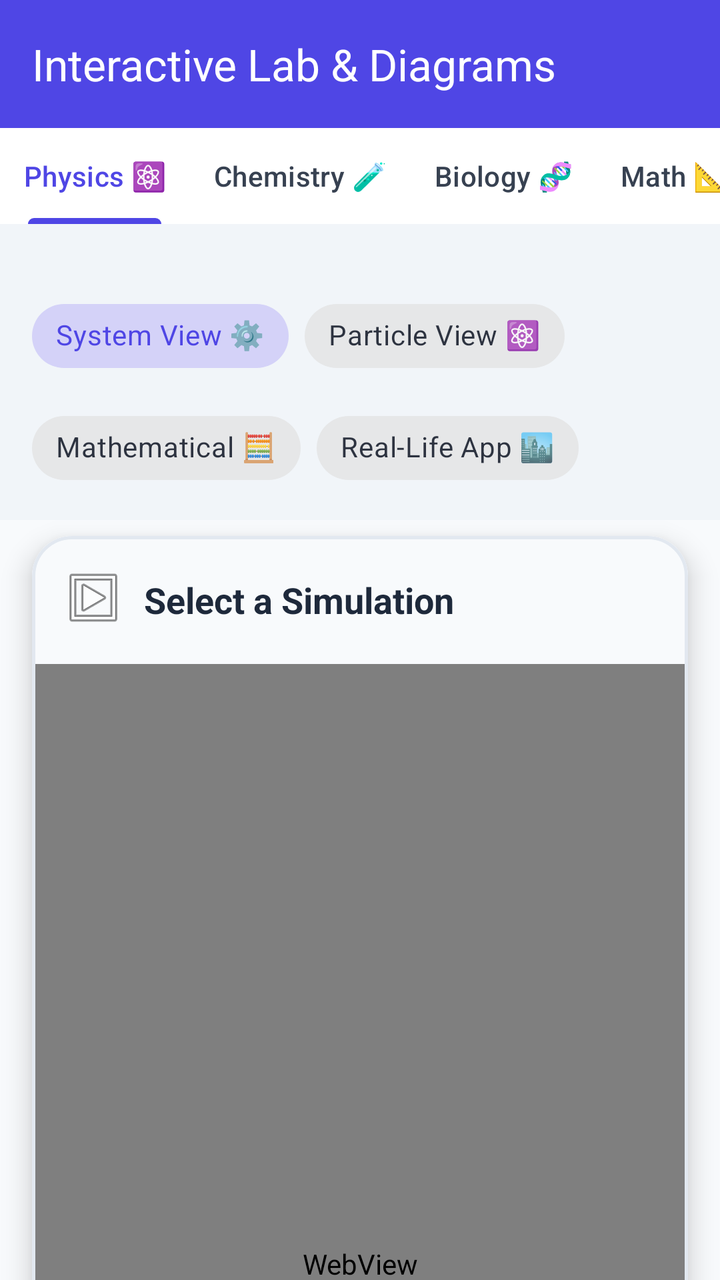
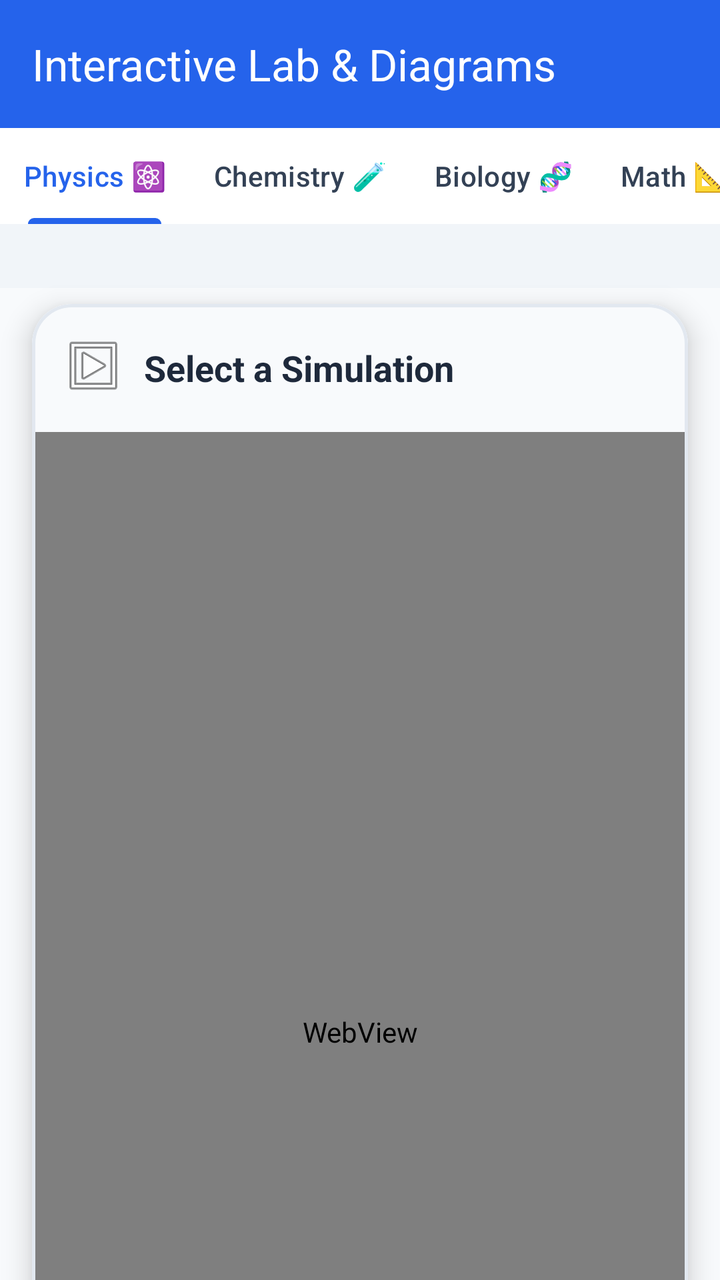

Before-and-after screenshots of an Android layout around one commit, followed by the original layout XML and the change that was made.
<!-- AndroidManifest.xml: application theme Theme.TestApp -->
<!-- res/layout/activity_visualizer.xml -->
<?xml version="1.0" encoding="utf-8"?>
<androidx.coordinatorlayout.widget.CoordinatorLayout xmlns:android="http://schemas.android.com/apk/res/android"
    xmlns:app="http://schemas.android.com/apk/res-auto"
    xmlns:tools="http://schemas.android.com/tools"
    android:layout_width="match_parent"
    android:layout_height="match_parent"
    android:background="#F8FAFC">

    <com.google.android.material.appbar.AppBarLayout
        android:layout_width="match_parent"
        android:layout_height="wrap_content"
        android:background="?attr/colorPrimary">
        <androidx.appcompat.widget.Toolbar
            android:id="@+id/toolbar"
            android:layout_width="match_parent"
            android:layout_height="?attr/actionBarSize"
            app:title="Interactive Lab &amp; Diagrams"
            app:titleTextColor="@android:color/white" />
    </com.google.android.material.appbar.AppBarLayout>

    <androidx.core.widget.NestedScrollView
        android:layout_width="match_parent"
        android:layout_height="match_parent"
        android:fillViewport="true"
        android:clipToPadding="false"
        android:paddingBottom="100dp"
        app:layout_behavior="@string/appbar_scrolling_view_behavior">

        <LinearLayout
            android:layout_width="match_parent"
            android:layout_height="wrap_content"
            android:orientation="vertical">

            
            <com.google.android.material.tabs.TabLayout
                android:id="@+id/subjectTabs"
                android:layout_width="match_parent"
                android:layout_height="wrap_content"
                app:tabMode="scrollable"
                app:tabGravity="fill"
                android:background="@android:color/white"
                app:tabSelectedTextColor="?attr/colorPrimary"
                app:tabIndicatorColor="?attr/colorPrimary"
                app:tabIndicatorHeight="3dp"
                app:tabTextAppearance="@style/TextAppearance.MaterialComponents.Subtitle2">
                <com.google.android.material.tabs.TabItem android:text="Physics ⚛️" />
                <com.google.android.material.tabs.TabItem android:text="Chemistry 🧪" />
                <com.google.android.material.tabs.TabItem android:text="Biology 🧬" />
                <com.google.android.material.tabs.TabItem android:text="Math 📐" />
                <com.google.android.material.tabs.TabItem android:text="English 📖" />
                <com.google.android.material.tabs.TabItem android:text="Around You 🏙️" />
                <com.google.android.material.tabs.TabItem android:text="What If? 🤔" />
                <com.google.android.material.tabs.TabItem android:text="Real Data 📊" />
                <com.google.android.material.tabs.TabItem android:text="Micro-Animations 🎥" />
                <com.google.android.material.tabs.TabItem android:text="Real-World Errors ⚠️" />
            </com.google.android.material.tabs.TabLayout>

            
            <HorizontalScrollView
                android:layout_width="match_parent"
                android:layout_height="wrap_content"
                android:paddingVertical="16dp"
                android:clipToPadding="false"
                android:paddingHorizontal="16dp"
                android:scrollbars="none"
                android:background="#F1F5F9"
                android:overScrollMode="always">
                <LinearLayout
                    android:id="@+id/simButtonsContainer"
                    android:layout_width="wrap_content"
                    android:layout_height="wrap_content"
                    android:orientation="horizontal"
                    android:gravity="center_vertical" />
            </HorizontalScrollView>

            
            <com.google.android.material.chip.ChipGroup
                android:id="@+id/viewAngleGroup"
                android:layout_width="match_parent"
                android:layout_height="wrap_content"
                android:paddingHorizontal="16dp"
                android:paddingBottom="12dp"
                app:singleSelection="true"
                app:selectionRequired="true"
                android:background="#F1F5F9">
                <com.google.android.material.chip.Chip
                    android:id="@+id/chipSystem"
                    style="@style/Widget.MaterialComponents.Chip.Choice"
                    android:layout_width="wrap_content"
                    android:layout_height="wrap_content"
                    android:text="System View ⚙️"
                    android:checked="true" />
                <com.google.android.material.chip.Chip
                    android:id="@+id/chipParticle"
                    style="@style/Widget.MaterialComponents.Chip.Choice"
                    android:layout_width="wrap_content"
                    android:layout_height="wrap_content"
                    android:text="Particle View ⚛️" />
                <com.google.android.material.chip.Chip
                    android:id="@+id/chipEquation"
                    style="@style/Widget.MaterialComponents.Chip.Choice"
                    android:layout_width="wrap_content"
                    android:layout_height="wrap_content"
                    android:text="Mathematical 🧮" />
                <com.google.android.material.chip.Chip
                    android:id="@+id/chipRealLife"
                    style="@style/Widget.MaterialComponents.Chip.Choice"
                    android:layout_width="wrap_content"
                    android:layout_height="wrap_content"
                    android:text="Real-Life App 🏙️" />
            </com.google.android.material.chip.ChipGroup>

            
            <com.google.android.material.card.MaterialCardView
                android:layout_width="match_parent"
                android:layout_height="wrap_content"
                android:layout_marginHorizontal="16dp"
                android:layout_marginVertical="8dp"
                app:cardCornerRadius="20dp"
                app:cardElevation="8dp"
                app:strokeWidth="1.5dp"
                app:strokeColor="#E2E8F0">

                <LinearLayout
                    android:layout_width="match_parent"
                    android:layout_height="wrap_content"
                    android:orientation="vertical">

                    <TextView
                        android:id="@+id/tvSimTitle"
                        android:layout_width="match_parent"
                        android:layout_height="wrap_content"
                        android:padding="16dp"
                        android:text="Select a Simulation"
                        android:textStyle="bold"
                        android:textSize="18sp"
                        android:background="#F8FAFC"
                        android:textColor="#1E293B"
                        android:drawableStart="@android:drawable/ic_menu_slideshow"
                        android:drawablePadding="8dp"
                        android:gravity="center_vertical" />

                    
                    <WebView
                        android:id="@+id/webViewVisualizer"
                        android:layout_width="match_parent"
                        android:layout_height="600dp"
                        android:background="@android:color/white"
                        tools:ignore="WebViewLayout" />

                    
                    <LinearLayout
                        android:layout_width="match_parent"
                        android:layout_height="wrap_content"
                        android:orientation="vertical"
                        android:padding="24dp"
                        android:background="#FFFFFF">

                        <TextView
                            android:layout_width="wrap_content"
                            android:layout_height="wrap_content"
                            android:text="🔬 Lab Analysis &amp; Data"
                            android:textColor="?attr/colorPrimary"
                            android:textStyle="bold"
                            android:textSize="20sp" />

                        <TextView
                            android:id="@+id/tvLabInstructions"
                            android:layout_width="match_parent"
                            android:layout_height="wrap_content"
                            android:layout_marginTop="16dp"
                            android:text="Take control of the simulation above. Interact with the elements to see how variables like force, mass, and energy interact in real-time. Use the 'View Modes' to see the difference between macroscopic systems and microscopic particles."
                            android:textColor="#334155"
                            android:lineSpacingExtra="6dp"
                            android:textSize="16sp" />

                        <View
                            android:layout_width="match_parent"
                            android:layout_height="1.5dp"
                            android:background="#F1F5F9"
                            android:layout_marginVertical="24dp" />

                        <LinearLayout
                            android:layout_width="match_parent"
                            android:layout_height="wrap_content"
                            android:orientation="horizontal"
                            android:gravity="center_vertical">
                            <TextView
                                android:layout_width="wrap_content"
                                android:layout_height="wrap_content"
                                android:text="💡"
                                android:textSize="24sp" />
                            <TextView
                                android:layout_width="wrap_content"
                                android:layout_height="wrap_content"
                                android:layout_marginStart="12dp"
                                android:text="Smart Student Strategy"
                                android:textColor="#059669"
                                android:textStyle="bold"
                                android:textSize="16sp" />
                        </LinearLayout>

                        <TextView
                            android:layout_width="match_parent"
                            android:layout_height="wrap_content"
                            android:layout_marginTop="8dp"
                            android:text="To master this topic, try to predict what happens before you move a slider! For example, if you increase 'Pressure', does the 'Volume' decrease? Thinking ahead is what makes a student smart."
                            android:textColor="#059669"
                            android:lineSpacingExtra="4dp"
                            android:textSize="14sp"
                            android:textStyle="italic" />

                    </LinearLayout>
                </LinearLayout>
            </com.google.android.material.card.MaterialCardView>

            
            <View
                android:layout_width="match_parent"
                android:layout_height="60dp" />

        </LinearLayout>
    </androidx.core.widget.NestedScrollView>

</androidx.coordinatorlayout.widget.CoordinatorLayout>
<!-- resources referenced by this layout -->
<resources>
  <style name="Theme.TestApp" parent="Base.Theme.TestApp" />
  <style name="Base.Theme.TestApp" parent="Theme.Material3.DayNight.NoActionBar">
          
          <item name="colorPrimary">@color/blue_600</item>
          <item name="colorOnPrimary">@color/white</item>
          <item name="colorPrimaryContainer">@color/blue_500</item>
          <item name="colorOnPrimaryContainer">@color/white</item>
  
          
          <item name="colorSecondary">@color/slate_700</item>
          <item name="colorOnSecondary">@color/white</item>
          <item name="colorSecondaryContainer">#E0E7FF</item>
          <item name="colorOnSecondaryContainer">@color/blue_600</item>
  
          
          <item name="android:windowBackground">@color/slate_50</item>
          <item name="colorSurface">@color/white</item>
          <item name="colorOnSurface">@color/slate_900</item>
          <item name="colorSurfaceVariant">#F3F4F6</item>
          <item name="colorOnSurfaceVariant">@color/slate_700</item>
          <item name="colorOutline">@color/slate_200</item>
  
          
          <item name="android:textColorPrimary">@color/slate_900</item>
          <item name="android:textColorSecondary">@color/slate_500</item>
  
          
          <item name="android:statusBarColor">@color/white</item>
          <item name="android:windowLightStatusBar">true</item>
  
          
          <item name="itemIconTint">@color/nav_item_colors</item>
          <item name="itemTextColor">@color/nav_item_colors</item>
      </style>
  <color name="blue_600">@color/primary_indigo</color>
  <color name="white">#FFFFFFFF</color>
  <color name="blue_500">#6366F1</color>
  <color name="slate_700">#374151</color>
  <color name="slate_50">@color/background_off_white</color>
  <color name="slate_900">@color/text_primary_dark</color>
  <color name="slate_200">@color/border_light_grey</color>
  <color name="slate_500">@color/text_secondary_grey</color>
  <color name="primary_indigo">#4F46E5</color>
  <color name="background_off_white">#F9FAFB</color>
  <color name="text_primary_dark">#111827</color>
  <color name="border_light_grey">#E5E7EB</color>
  <color name="text_secondary_grey">#6B7280</color>
</resources>

<!-- the commit's change to res/layout/activity_visualizer.xml (unified diff, before → after) -->
@@ -23,7 +23,6 @@
         android:layout_height="match_parent"
         android:fillViewport="true"
         android:clipToPadding="false"
-        android:paddingBottom="100dp"
         app:layout_behavior="@string/appbar_scrolling_view_behavior">
 
         <LinearLayout
@@ -74,43 +73,6 @@
             </HorizontalScrollView>
 
             
-            <com.google.android.material.chip.ChipGroup
-                android:id="@+id/viewAngleGroup"
-                android:layout_width="match_parent"
-                android:layout_height="wrap_content"
-                android:paddingHorizontal="16dp"
-                android:paddingBottom="12dp"
-                app:singleSelection="true"
-                app:selectionRequired="true"
-                android:background="#F1F5F9">
-                <com.google.android.material.chip.Chip
-                    android:id="@+id/chipSystem"
-                    style="@style/Widget.MaterialComponents.Chip.Choice"
-                    android:layout_width="wrap_content"
-                    android:layout_height="wrap_content"
-                    android:text="System View ⚙️"
-                    android:checked="true" />
-                <com.google.android.material.chip.Chip
-                    android:id="@+id/chipParticle"
-                    style="@style/Widget.MaterialComponents.Chip.Choice"
-                    android:layout_width="wrap_content"
-                    android:layout_height="wrap_content"
-                    android:text="Particle View ⚛️" />
-                <com.google.android.material.chip.Chip
-                    android:id="@+id/chipEquation"
-                    style="@style/Widget.MaterialComponents.Chip.Choice"
-                    android:layout_width="wrap_content"
-                    android:layout_height="wrap_content"
-                    android:text="Mathematical 🧮" />
-                <com.google.android.material.chip.Chip
-                    android:id="@+id/chipRealLife"
-                    style="@style/Widget.MaterialComponents.Chip.Choice"
-                    android:layout_width="wrap_content"
-                    android:layout_height="wrap_content"
-                    android:text="Real-Life App 🏙️" />
-            </com.google.android.material.chip.ChipGroup>
-
-            
             <com.google.android.material.card.MaterialCardView
                 android:layout_width="match_parent"
                 android:layout_height="wrap_content"
@@ -149,68 +111,17 @@
                         tools:ignore="WebViewLayout" />
 
                     
-                    <LinearLayout
+                    <TextView
+                        android:id="@+id/tvLabInstructions"
                         android:layout_width="match_parent"
                         android:layout_height="wrap_content"
-                        android:orientation="vertical"
-                        android:padding="24dp"
-                        android:background="#FFFFFF">
+                        android:padding="16dp"
+                        android:text="@string/lab_instructions_placeholder"
+                        android:textSize="14sp"
+                        android:background="#F1F5F9"
+                        android:textColor="#475569"
+                        android:lineSpacingExtra="4dp" />
 
-                        <TextView
-                            android:layout_width="wrap_content"
-                            android:layout_height="wrap_content"
-                            android:text="🔬 Lab Analysis &amp; Data"
-                            android:textColor="?attr/colorPrimary"
-                            android:textStyle="bold"
-                            android:textSize="20sp" />
-
-                        <TextView
-                            android:id="@+id/tvLabInstructions"
-                            android:layout_width="match_parent"
-                            android:layout_height="wrap_content"
-                            android:layout_marginTop="16dp"
-                            android:text="Take control of the simulation above. Interact with the elements to see how variables like force, mass, and energy interact in real-time. Use the 'View Modes' to see the difference between macroscopic systems and microscopic particles."
-                            android:textColor="#334155"
-                            android:lineSpacingExtra="6dp"
-                            android:textSize="16sp" />
-
-                        <View
-                            android:layout_width="match_parent"
-                            android:layout_height="1.5dp"
-                            android:background="#F1F5F9"
-                            android:layout_marginVertical="24dp" />
-
-                        <LinearLayout
-                            android:layout_width="match_parent"
-                            android:layout_height="wrap_content"
-                            android:orientation="horizontal"
-                            android:gravity="center_vertical">
-                            <TextView
-                                android:layout_width="wrap_content"
-                                android:layout_height="wrap_content"
-                                android:text="💡"
-                                android:textSize="24sp" />
-                            <TextView
-                                android:layout_width="wrap_content"
-                                android:layout_height="wrap_content"
-                                android:layout_marginStart="12dp"
-                                android:text="Smart Student Strategy"
-                                android:textColor="#059669"
-                                android:textStyle="bold"
-                                android:textSize="16sp" />
-                        </LinearLayout>
-
-                        <TextView
-                            android:layout_width="match_parent"
-                            android:layout_height="wrap_content"
-                            android:layout_marginTop="8dp"
-                            android:text="To master this topic, try to predict what happens before you move a slider! For example, if you increase 'Pressure', does the 'Volume' decrease? Thinking ahead is what makes a student smart."
-                            android:textColor="#059669"
-                            android:lineSpacingExtra="4dp"
-                            android:textSize="14sp"
-                            android:textStyle="italic" />
-
-                    </LinearLayout>
                 </LinearLayout>
             </com.google.android.material.card.MaterialCardView>
 
<!-- resource entries referenced after the edit -->
@@ -1,5 +1,6 @@
 <!-- resources referenced by this layout -->
 <resources>
+  <string name="lab_instructions_placeholder">Instructions will appear here.</string>
   <style name="Theme.TestApp" parent="Base.Theme.TestApp" />
   <style name="Base.Theme.TestApp" parent="Theme.Material3.DayNight.NoActionBar">
           
@@ -34,18 +35,13 @@
           <item name="itemIconTint">@color/nav_item_colors</item>
           <item name="itemTextColor">@color/nav_item_colors</item>
       </style>
-  <color name="blue_600">@color/primary_indigo</color>
+  <color name="blue_600">#2563EB</color>
   <color name="white">#FFFFFFFF</color>
-  <color name="blue_500">#6366F1</color>
-  <color name="slate_700">#374151</color>
-  <color name="slate_50">@color/background_off_white</color>
-  <color name="slate_900">@color/text_primary_dark</color>
-  <color name="slate_200">@color/border_light_grey</color>
-  <color name="slate_500">@color/text_secondary_grey</color>
-  <color name="primary_indigo">#4F46E5</color>
-  <color name="background_off_white">#F9FAFB</color>
-  <color name="text_primary_dark">#111827</color>
-  <color name="border_light_grey">#E5E7EB</color>
-  <color name="text_secondary_grey">#6B7280</color>
+  <color name="blue_500">#3B82F6</color>
+  <color name="slate_700">#334155</color>
+  <color name="slate_50">#F8FAFC</color>
+  <color name="slate_900">#0F172A</color>
+  <color name="slate_200">#E2E8F0</color>
+  <color name="slate_500">#64748B</color>
 </resources>
 
